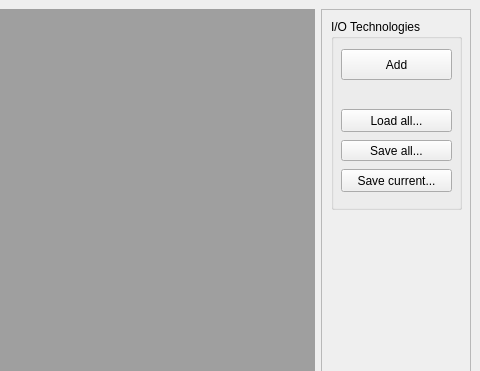
This is code/pev/experts_gui/ui/mainwindow.ui in Jackirson/pyttools as Qt 5 draws it before an edit; both pictures show x 320 to 800 and y 0 to 371 of the 800 by 600 pixel window. The edited form follows.
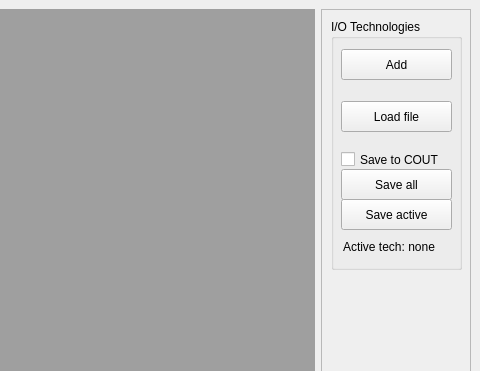
This is the edited form.

Diff of the .ui file:
```diff
--- a/code/pev/experts_gui/ui/mainwindow.ui
+++ b/code/pev/experts_gui/ui/mainwindow.ui
@@ -44,7 +44,7 @@
          <x>10</x>
          <y>10</y>
          <width>131</width>
-         <height>191</height>
+         <height>251</height>
         </rect>
        </property>
        <property name="title">
@@ -67,39 +67,74 @@
         <property name="geometry">
          <rect>
           <x>10</x>
-          <y>121</y>
-          <width>111</width>
-          <height>21</height>
-         </rect>
-        </property>
-        <property name="text">
-         <string>Save all...</string>
-        </property>
-       </widget>
-       <widget class="QPushButton" name="saveOneTech">
-        <property name="geometry">
-         <rect>
-          <x>10</x>
           <y>150</y>
           <width>111</width>
-          <height>23</height>
+          <height>31</height>
          </rect>
         </property>
         <property name="text">
-         <string>Save current...</string>
+         <string>Save all</string>
+        </property>
+       </widget>
+       <widget class="QPushButton" name="saveOneTech">
+        <property name="geometry">
+         <rect>
+          <x>10</x>
+          <y>180</y>
+          <width>111</width>
+          <height>31</height>
+         </rect>
+        </property>
+        <property name="text">
+         <string>Save active</string>
         </property>
        </widget>
        <widget class="QPushButton" name="loadTech">
         <property name="geometry">
          <rect>
           <x>10</x>
-          <y>90</y>
+          <y>82</y>
           <width>111</width>
-          <height>23</height>
+          <height>31</height>
          </rect>
         </property>
         <property name="text">
-         <string>Load all...</string>
+         <string>Load file</string>
+        </property>
+       </widget>
+       <widget class="QLabel" name="labelActiveTech">
+        <property name="geometry">
+         <rect>
+          <x>12</x>
+          <y>220</y>
+          <width>111</width>
+          <height>16</height>
+         </rect>
+        </property>
+        <property name="text">
+         <string>Active tech: none </string>
+        </property>
+       </widget>
+       <widget class="QCheckBox" name="checkSaveCout">
+        <property name="geometry">
+         <rect>
+          <x>10</x>
+          <y>130</y>
+          <width>111</width>
+          <height>21</height>
+         </rect>
+        </property>
+        <property name="text">
+         <string>Save to COUT</string>
+        </property>
+        <property name="checkable">
+         <bool>true</bool>
+        </property>
+        <property name="checked">
+         <bool>false</bool>
+        </property>
+        <property name="tristate">
+         <bool>false</bool>
         </property>
        </widget>
       </widget>
```
